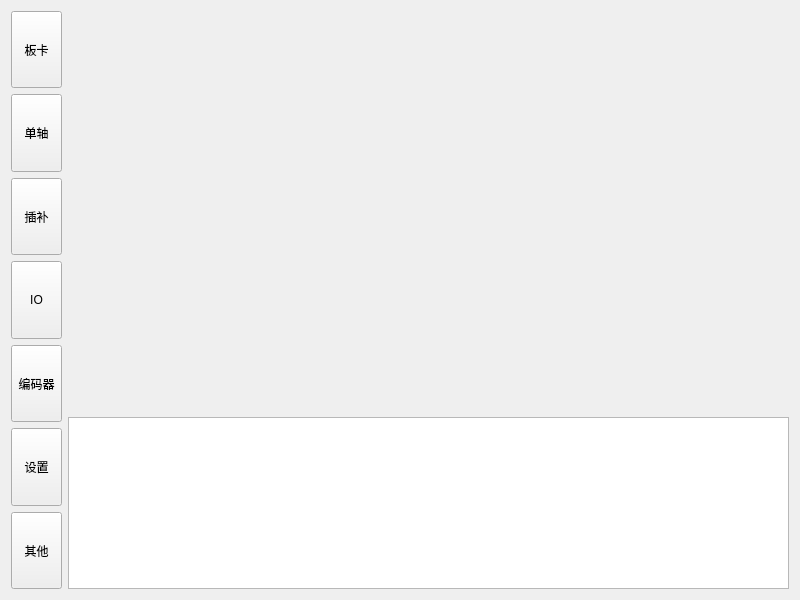
Before: the Qt Designer form GTSController/GTSControllerWidget.ui in whisper512/GTS, drawn with Qt 5.
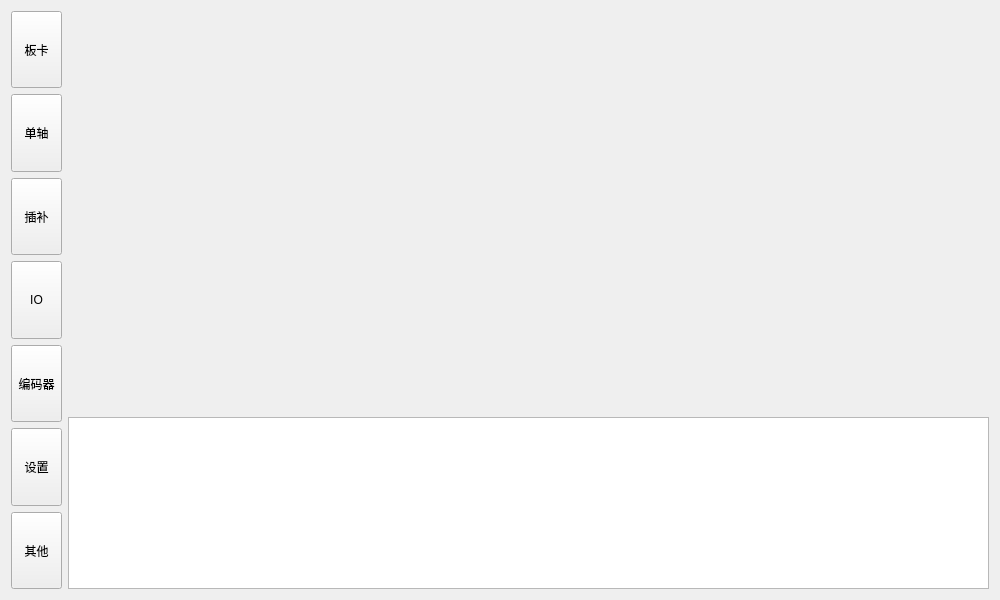
After: the same form once the commit is applied.

Commit message: 界面绘制

Diff of the .ui file:
```diff
--- a/GTSController/GTSControllerWidget.ui
+++ b/GTSController/GTSControllerWidget.ui
@@ -6,7 +6,7 @@
    <rect>
     <x>0</x>
     <y>0</y>
-    <width>800</width>
+    <width>1000</width>
     <height>600</height>
    </rect>
   </property>
```
The commit also changes 4 other files.
